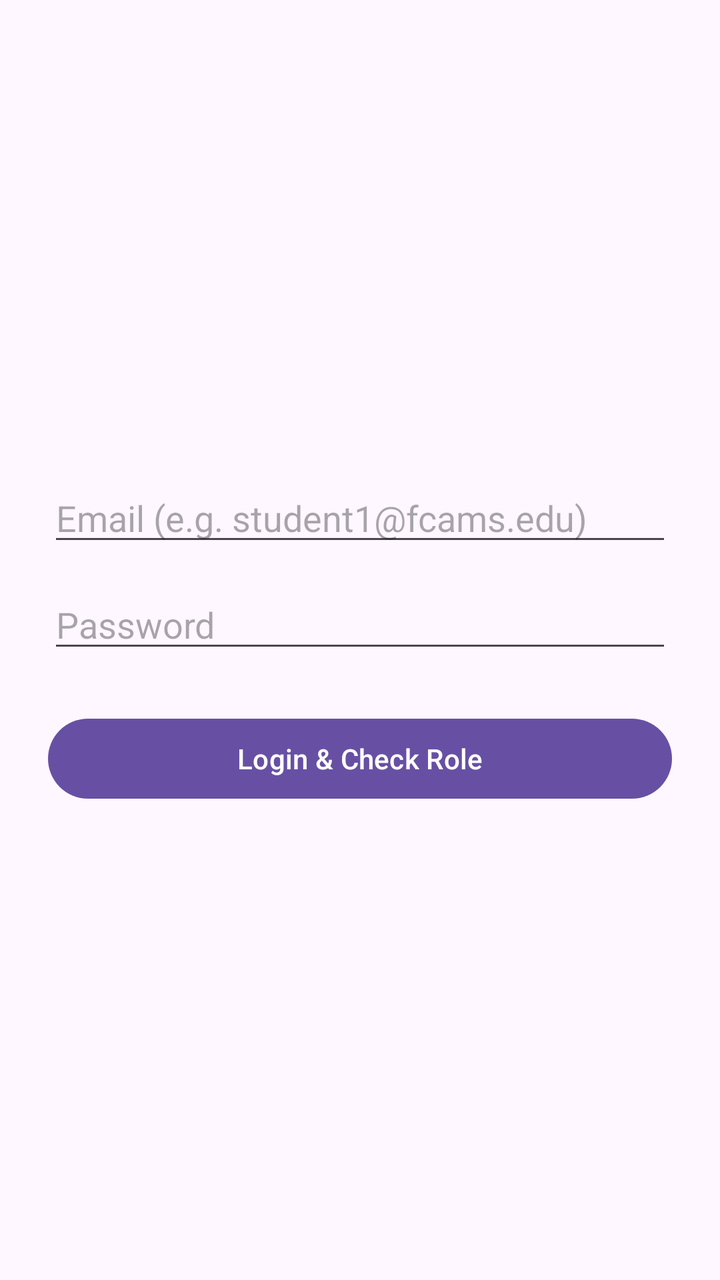
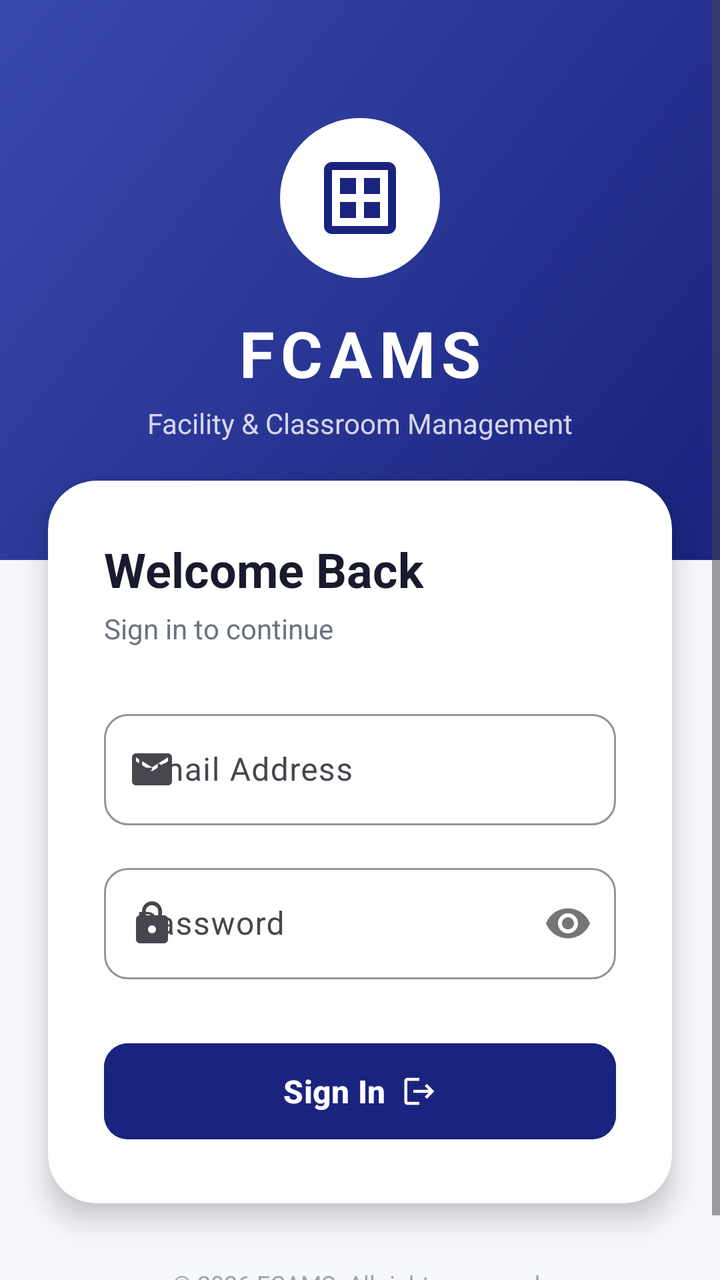

The first picture is an Android layout as it rendered before a commit; the second is the same layout after the commit. The layout source and the unified diff follow.
<!-- AndroidManifest.xml: application theme Theme.Fcams -->
<!-- res/layout/activity_main.xml -->
<?xml version="1.0" encoding="utf-8"?>
<LinearLayout xmlns:android="http://schemas.android.com/apk/res/android"
    android:id="@+id/main"
    android:layout_width="match_parent"
    android:layout_height="match_parent"
    android:orientation="vertical"
    android:gravity="center"
    android:padding="24dp">

    <EditText
        android:id="@+id/etEmail"
        android:layout_width="match_parent"
        android:layout_height="wrap_content"
        android:hint="Email (e.g. student1@fcams.edu)"
        android:inputType="textEmailAddress"
        android:layout_marginBottom="12dp"/>

    <EditText
        android:id="@+id/etPassword"
        android:layout_width="match_parent"
        android:layout_height="wrap_content"
        android:hint="Password"
        android:inputType="textPassword"
        android:layout_marginBottom="24dp"/>

    <Button
        android:id="@+id/btnLogin"
        android:layout_width="match_parent"
        android:layout_height="wrap_content"
        android:text="Login &amp; Check Role"/>

</LinearLayout>
<!-- resources referenced by this layout -->
<resources>
  <style name="Base.Theme.Fcams" parent="Theme.Material3.DayNight.NoActionBar">
          
          
      </style>
  <!-- unchanged entries left out for length: 1 -->
</resources>

<!-- the commit's change to res/layout/activity_main.xml (unified diff, before → after) -->
@@ -1,32 +1,157 @@
 <?xml version="1.0" encoding="utf-8"?>
-<LinearLayout xmlns:android="http://schemas.android.com/apk/res/android"
+<ScrollView xmlns:android="http://schemas.android.com/apk/res/android"
+    xmlns:app="http://schemas.android.com/apk/res-auto"
     android:id="@+id/main"
     android:layout_width="match_parent"
     android:layout_height="match_parent"
-    android:orientation="vertical"
-    android:gravity="center"
-    android:padding="24dp">
+    android:fillViewport="true"
+    android:background="@color/background">
 
-    <EditText
-        android:id="@+id/etEmail"
+    <LinearLayout
         android:layout_width="match_parent"
         android:layout_height="wrap_content"
-        android:hint="Email (e.g. student1@fcams.edu)"
-        android:inputType="textEmailAddress"
-        android:layout_marginBottom="12dp"/>
+        android:orientation="vertical">
 
-    <EditText
-        android:id="@+id/etPassword"
-        android:layout_width="match_parent"
-        android:layout_height="wrap_content"
-        android:hint="Password"
-        android:inputType="textPassword"
-        android:layout_marginBottom="24dp"/>
+        
+        <LinearLayout
+            android:layout_width="match_parent"
+            android:layout_height="280dp"
+            android:background="@drawable/gradient_background"
+            android:gravity="center"
+            android:orientation="vertical"
+            android:padding="32dp">
 
-    <Button
-        android:id="@+id/btnLogin"
-        android:layout_width="match_parent"
-        android:layout_height="wrap_content"
-        android:text="Login &amp; Check Role"/>
+            
+            <ImageView
+                android:layout_width="80dp"
+                android:layout_height="80dp"
+                android:src="@drawable/ic_room"
+                android:background="@drawable/circle_white_bg"
+                android:padding="16dp"
+                android:layout_marginBottom="16dp"
+                app:tint="@color/primary"/>
 
-</LinearLayout>
+            <TextView
+                android:layout_width="wrap_content"
+                android:layout_height="wrap_content"
+                android:text="FCAMS"
+                android:textSize="32sp"
+                android:textStyle="bold"
+                android:textColor="@color/white"
+                android:letterSpacing="0.1"/>
+
+            <TextView
+                android:layout_width="wrap_content"
+                android:layout_height="wrap_content"
+                android:text="Facility &amp; Classroom Management"
+                android:textSize="14sp"
+                android:textColor="#CCFFFFFF"
+                android:layout_marginTop="4dp"/>
+        </LinearLayout>
+
+        
+        <androidx.cardview.widget.CardView
+            android:layout_width="match_parent"
+            android:layout_height="wrap_content"
+            android:layout_marginHorizontal="24dp"
+            android:layout_marginTop="-40dp"
+            app:cardCornerRadius="24dp"
+            app:cardElevation="8dp"
+            app:cardBackgroundColor="@color/surface">
+
+            <LinearLayout
+                android:layout_width="match_parent"
+                android:layout_height="wrap_content"
+                android:orientation="vertical"
+                android:padding="28dp">
+
+                <TextView
+                    android:layout_width="wrap_content"
+                    android:layout_height="wrap_content"
+                    android:text="Welcome Back"
+                    android:textSize="24sp"
+                    android:textStyle="bold"
+                    android:textColor="@color/text_primary"/>
+
+                <TextView
+                    android:layout_width="wrap_content"
+                    android:layout_height="wrap_content"
+                    android:text="Sign in to continue"
+                    android:textSize="14sp"
+                    android:textColor="@color/text_secondary"
+                    android:layout_marginTop="4dp"
+                    android:layout_marginBottom="28dp"/>
+
+                
+                <com.google.android.material.textfield.TextInputLayout
+                    android:layout_width="match_parent"
+                    android:layout_height="wrap_content"
+                    android:hint="Email Address"
+                    app:boxCornerRadiusTopStart="12dp"
+                    app:boxCornerRadiusTopEnd="12dp"
+                    app:boxCornerRadiusBottomStart="12dp"
+                    app:boxCornerRadiusBottomEnd="12dp"
+                    app:startIconDrawable="@drawable/ic_email"
+                    app:boxStrokeColor="@color/primary"
+                    style="@style/Widget.Material3.TextInputLayout.OutlinedBox">
+
+                    <com.google.android.material.textfield.TextInputEditText
+                        android:id="@+id/etEmail"
+                        android:layout_width="match_parent"
+                        android:layout_height="wrap_content"
+                        android:inputType="textEmailAddress"
+                        android:textSize="16sp"/>
+                </com.google.android.material.textfield.TextInputLayout>
+
+                <com.google.android.material.textfield.TextInputLayout
+                    android:layout_width="match_parent"
+                    android:layout_height="wrap_content"
+                    android:layout_marginTop="16dp"
+                    android:hint="Password"
+                    app:boxCornerRadiusTopStart="12dp"
+                    app:boxCornerRadiusTopEnd="12dp"
+                    app:boxCornerRadiusBottomStart="12dp"
+                    app:boxCornerRadiusBottomEnd="12dp"
+                    app:startIconDrawable="@drawable/ic_lock"
+                    app:passwordToggleEnabled="true"
+                    app:boxStrokeColor="@color/primary"
+                    style="@style/Widget.Material3.TextInputLayout.OutlinedBox">
+
+                    <com.google.android.material.textfield.TextInputEditText
+                        android:id="@+id/etPassword"
+                        android:layout_width="match_parent"
+                        android:layout_height="wrap_content"
+                        android:inputType="textPassword"
+                        android:textSize="16sp"/>
+                </com.google.android.material.textfield.TextInputLayout>
+
+                
+                <com.google.android.material.button.MaterialButton
+                    android:id="@+id/btnLogin"
+                    android:layout_width="match_parent"
+                    android:layout_height="56dp"
+                    android:layout_marginTop="28dp"
+                    android:text="Sign In"
+                    android:textSize="16sp"
+                    android:textStyle="bold"
+                    android:textAllCaps="false"
+                    app:cornerRadius="12dp"
+                    android:backgroundTint="@color/primary"
+                    app:icon="@drawable/ic_logout"
+                    app:iconGravity="textEnd"
+                    app:iconTint="@color/white"/>
+            </LinearLayout>
+        </androidx.cardview.widget.CardView>
+
+        
+        <TextView
+            android:layout_width="wrap_content"
+            android:layout_height="wrap_content"
+            android:layout_gravity="center_horizontal"
+            android:layout_marginTop="32dp"
+            android:layout_marginBottom="24dp"
+            android:text="© 2026 FCAMS. All rights reserved."
+            android:textSize="12sp"
+            android:textColor="@color/text_hint"/>
+    </LinearLayout>
+</ScrollView>
<!-- resource entries referenced after the edit -->
@@ -1,8 +1,115 @@
 <!-- resources referenced by this layout -->
 <resources>
+  <color name="background">#F5F7FA</color>
+  <color name="primary">#1A237E</color>
+  <color name="surface">#FFFFFF</color>
+  <color name="text_hint">#9CA3AF</color>
+  <color name="text_primary">#1A1A2E</color>
+  <color name="text_secondary">#6B7280</color>
+  <color name="white">#FFFFFFFF</color>
+  <!-- drawable circle_white_bg (drawable) -->
+  <?xml version="1.0" encoding="utf-8"?>
+  <shape xmlns:android="http://schemas.android.com/apk/res/android"
+      android:shape="oval">
+      <solid android:color="@color/white"/>
+  </shape>
+  <!-- drawable gradient_background (drawable) -->
+  <?xml version="1.0" encoding="utf-8"?>
+  <shape xmlns:android="http://schemas.android.com/apk/res/android"
+      android:shape="rectangle">
+      <gradient
+          android:startColor="@color/gradient_start"
+          android:endColor="@color/gradient_end"
+          android:angle="135"/>
+  </shape>
+  <!-- drawable ic_email (drawable) -->
+  <?xml version="1.0" encoding="utf-8"?>
+  <vector xmlns:android="http://schemas.android.com/apk/res/android"
+      android:width="24dp"
+      android:height="24dp"
+      android:viewportWidth="24"
+      android:viewportHeight="24"
+      android:tint="@color/text_secondary">
+      <path
+          android:fillColor="@android:color/white"
+          android:pathData="M20,4L4,4c-1.1,0 -1.99,0.9 -1.99,2L2,18c0,1.1 0.9,2 2,2h16c1.1,0 2,-0.9 2,-2V6c0,-1.1 -0.9,-2 -2,-2zM20,8l-8,5 -8,-5V6l8,5 8,-5v2z"/>
+  </vector>
+  <!-- drawable ic_lock (drawable) -->
+  <?xml version="1.0" encoding="utf-8"?>
+  <vector xmlns:android="http://schemas.android.com/apk/res/android"
+      android:width="24dp"
+      android:height="24dp"
+      android:viewportWidth="24"
+      android:viewportHeight="24"
+      android:tint="@color/text_secondary">
+      <path
+          android:fillColor="@android:color/white"
+          android:pathData="M18,8h-1V6c0,-2.76 -2.24,-5 -5,-5S7,3.24 7,6v2H6c-1.1,0 -2,0.9 -2,2v10c0,1.1 0.9,2 2,2h12c1.1,0 2,-0.9 2,-2V10c0,-1.1 -0.9,-2 -2,-2zM12,17c-1.1,0 -2,-0.9 -2,-2s0.9,-2 2,-2 2,0.9 2,2 -0.9,2 -2,2zM15.1,8H8.9V6c0,-1.71 1.39,-3.1 3.1,-3.1 1.71,0 3.1,1.39 3.1,3.1v2z"/>
+  </vector>
+  <!-- drawable ic_logout (drawable) -->
+  <?xml version="1.0" encoding="utf-8"?>
+  <vector xmlns:android="http://schemas.android.com/apk/res/android"
+      android:width="24dp"
+      android:height="24dp"
+      android:viewportWidth="24"
+      android:viewportHeight="24"
+      android:tint="@color/error">
+      <path
+          android:fillColor="@android:color/white"
+          android:pathData="M17,7l-1.41,1.41L18.17,11H8v2h10.17l-2.58,2.58L17,17l5,-5zM4,5h8V3H4c-1.1,0 -2,0.9 -2,2v14c0,1.1 0.9,2 2,2h8v-2H4V5z"/>
+  </vector>
+  <!-- drawable ic_room (drawable) -->
+  <?xml version="1.0" encoding="utf-8"?>
+  <vector xmlns:android="http://schemas.android.com/apk/res/android"
+      android:width="24dp"
+      android:height="24dp"
+      android:viewportWidth="24"
+      android:viewportHeight="24"
+      android:tint="@color/primary">
+      <path
+          android:fillColor="@android:color/white"
+          android:pathData="M19,3H5C3.9,3 3,3.9 3,5v14c0,1.1 0.9,2 2,2h14c1.1,0 2,-0.9 2,-2V5C21,3.9 20.1,3 19,3zM19,19H5V5h14V19z"/>
+      <path
+          android:fillColor="@android:color/white"
+          android:pathData="M7,7h4v4H7zM13,7h4v4h-4zM7,13h4v4H7zM13,13h4v4h-4z"/>
+  </vector>
+  <color name="gradient_start">#1A237E</color>
+  <color name="gradient_end">#3949AB</color>
+  <color name="error">#EF4444</color>
   <style name="Base.Theme.Fcams" parent="Theme.Material3.DayNight.NoActionBar">
           
+          <item name="colorPrimary">@color/primary</item>
+          <item name="colorPrimaryVariant">@color/primary_dark</item>
+          <item name="colorOnPrimary">@color/text_on_primary</item>
           
+          
+          <item name="colorSecondary">@color/secondary</item>
+          <item name="colorSecondaryVariant">@color/secondary_dark</item>
+          <item name="colorOnSecondary">@color/white</item>
+          
+          
+          <item name="android:colorBackground">@color/background</item>
+          <item name="colorSurface">@color/surface</item>
+          <item name="colorOnSurface">@color/text_primary</item>
+          <item name="colorSurfaceVariant">@color/surface_variant</item>
+          
+          
+          <item name="android:statusBarColor">@color/primary_dark</item>
+          <item name="android:windowLightStatusBar">false</item>
+          
+          
+          <item name="android:windowAnimationStyle">@style/WindowAnimationTransition</item>
+      </style>
+  <color name="primary_dark">#000051</color>
+  <color name="text_on_primary">#FFFFFF</color>
+  <color name="secondary">#FF6F00</color>
+  <color name="secondary_dark">#C43E00</color>
+  <color name="surface_variant">#E8EAF6</color>
+  <style name="WindowAnimationTransition">
+          <item name="android:activityOpenEnterAnimation">@anim/slide_in_right</item>
+          <item name="android:activityOpenExitAnimation">@anim/slide_out_left</item>
+          <item name="android:activityCloseEnterAnimation">@anim/slide_in_left</item>
+          <item name="android:activityCloseExitAnimation">@anim/slide_out_right</item>
       </style>
   <!-- unchanged entries left out for length: 1 -->
 </resources>
